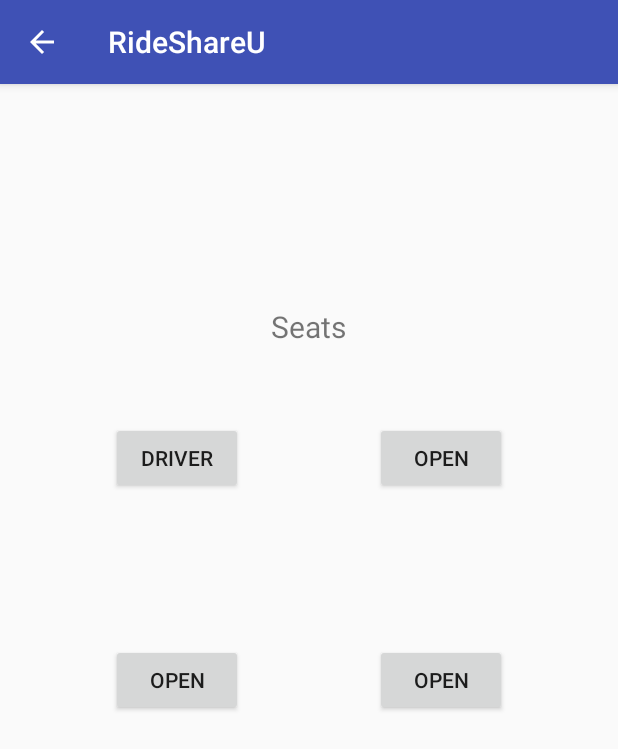
After one commit to JZHeadley/RideShareU, an Android app: the carSeats screen opened directly, with no data from a screen before it, on a phone screen of 412 x 824 dp. The commit adds this screen. Shown: the top 749 px of the screen. Run offline under Robolectric (Android 15) with nearby library versions, the phone set to English and light mode, and no system bars; 1 statement that could not run was skipped.

Commit message:
Added car_seats class, rideSearch class, and added total seats and button to dive list class

```diff
--- a/app/src/main/AndroidManifest.xml
+++ b/app/src/main/AndroidManifest.xml
@@ -36,6 +36,8 @@
                 android:name="android.support.PARENT_ACTIVITY"
                 android:value="com.jzheadley.rideshareu.MainActivity" />
         </activity>
+        <activity android:name=".rideSearch" />
+        <activity android:name=".carSeats"></activity>
     </application>
 
 </manifest>
--- /dev/null
+++ b/app/src/main/java/com/jzheadley/rideshareu/carSeats.java
@@ -0,0 +1,48 @@
+package com.jzheadley.rideshareu;
+
+import android.support.v7.app.AppCompatActivity;
+import android.os.Bundle;
+import android.support.v7.widget.Toolbar;
+import android.view.View;
+import android.widget.Button;
+import android.widget.LinearLayout;
+import android.widget.Toast;
+
+public class carSeats extends AppCompatActivity {
+
+    @Override
+    protected void onCreate(Bundle savedInstanceState) {
+        super.onCreate(savedInstanceState);
+        setContentView(R.layout.activity_car_seats);
+        Toolbar toolbar = (Toolbar) findViewById(R.id.toolbar);
+        setSupportActionBar(toolbar);
+        getSupportActionBar().setDisplayHomeAsUpEnabled(true);
+    }
+
+    public void numSeats(int seats)
+    {
+        if(seats == 5)
+        {
+            ((Button) findViewById(R.id.seat_2nd_row2)).setVisibility(View.VISIBLE);
+            ((Button) findViewById(R.id.seat_3rd_row1)).setVisibility(View.INVISIBLE);
+            ((Button) findViewById(R.id.seat_3rd_row2)).setVisibility(View.INVISIBLE);
+            ((Button) findViewById(R.id.seat_3rd_row3)).setVisibility(View.INVISIBLE);
+        }
+        else if(seats == 7)
+        {
+            ((Button) findViewById(R.id.seat_2nd_row2)).setVisibility(View.INVISIBLE);
+            ((Button) findViewById(R.id.seat_3rd_row1)).setVisibility(View.VISIBLE);
+            ((Button) findViewById(R.id.seat_3rd_row2)).setVisibility(View.VISIBLE);
+            ((Button) findViewById(R.id.seat_3rd_row3)).setVisibility(View.VISIBLE);
+        }
+        else if (seats == 8)
+        {
+            ((Button) findViewById(R.id.seat_2nd_row2)).setVisibility(View.VISIBLE);
+            ((Button) findViewById(R.id.seat_3rd_row1)).setVisibility(View.VISIBLE);
+            ((Button) findViewById(R.id.seat_3rd_row2)).setVisibility(View.VISIBLE);
+            ((Button) findViewById(R.id.seat_3rd_row3)).setVisibility(View.VISIBLE);
+        }
+        else
+            Toast.makeText(getApplicationContext(), "Get a less shitty car", Toast.LENGTH_LONG).show();
+    }
+}
--- /dev/null
+++ b/app/src/main/res/layout/activity_car_seats.xml
@@ -0,0 +1,193 @@
+<?xml version="1.0" encoding="utf-8"?>
+<LinearLayout xmlns:android="http://schemas.android.com/apk/res/android"
+    xmlns:tools="http://schemas.android.com/tools"
+    android:layout_width="match_parent"
+    android:layout_height="match_parent"
+    android:gravity="center_horizontal|center_vertical"
+    android:orientation="vertical"
+    android:paddingBottom="@dimen/activity_vertical_margin"
+    android:paddingLeft="@dimen/activity_horizontal_margin"
+    android:paddingRight="@dimen/activity_horizontal_margin"
+    android:paddingTop="@dimen/activity_vertical_margin"
+    tools:context="com.example.austin.myapplication.rideSearch">
+
+    <LinearLayout
+        android:layout_width="fill_parent"
+        android:layout_height="wrap_content"
+        android:layout_gravity="top"
+        android:orientation="vertical">
+
+        <TextView
+            android:layout_width="wrap_content"
+            android:layout_height="wrap_content"
+            android:layout_gravity="center_horizontal|top"
+            android:text="@string/seats"
+            android:textSize="20sp" />
+    </LinearLayout>
+
+    <LinearLayout
+        android:layout_width="wrap_content"
+        android:layout_height="wrap_content"
+        android:orientation="horizontal">
+        <!--Start of form-->
+        <LinearLayout
+            android:layout_width="0dp"
+            android:layout_height="wrap_content"
+            android:layout_weight="1"
+            android:orientation="vertical">
+
+            <LinearLayout
+                android:layout_width="wrap_content"
+                android:layout_height="wrap_content"
+                android:orientation="horizontal"
+                android:paddingBottom="50dp"
+                android:paddingTop="50dp">
+
+                <Button
+                    android:layout_width="wrap_content"
+                    android:layout_height="wrap_content"
+                    android:onClick="rideList"
+                    android:text="@string/driver"
+                    android:clickable="false"/>
+            </LinearLayout>
+
+            <LinearLayout
+                android:layout_width="wrap_content"
+                android:layout_height="wrap_content"
+                android:orientation="horizontal"
+                android:paddingBottom="50dp"
+                android:paddingTop="50dp">
+
+                <Button
+                    android:id="@+id/seat_2nd_row1"
+                    android:layout_width="fill_parent"
+                    android:layout_height="wrap_content"
+                    android:onClick="rideList"
+                    android:text="@string/open" />
+            </LinearLayout>
+
+            <LinearLayout
+                android:layout_width="wrap_content"
+                android:layout_height="wrap_content"
+                android:orientation="horizontal"
+                android:paddingBottom="50dp"
+                android:paddingTop="50dp">
+
+                <Button
+                    android:visibility="invisible"
+                    android:id="@+id/seat_3rd_row1"
+                    android:layout_width="fill_parent"
+                    android:layout_height="wrap_content"
+                    android:onClick="rideList"
+                    android:text="@string/open" />
+            </LinearLayout>
+        </LinearLayout>
+
+        <LinearLayout
+            android:layout_width="0dp"
+            android:layout_height="wrap_content"
+            android:layout_weight="1"
+            android:orientation="vertical">
+
+            <LinearLayout
+                android:layout_width="wrap_content"
+                android:layout_height="wrap_content"
+                android:orientation="horizontal"
+                android:paddingBottom="50dp"
+                android:paddingTop="50dp">
+
+                <Button
+                    android:visibility="invisible"
+                    android:layout_width="fill_parent"
+                    android:layout_height="wrap_content"
+                    android:onClick="rideList"
+                    android:text="@string/open" />
+            </LinearLayout>
+
+            <LinearLayout
+                android:layout_width="wrap_content"
+                android:layout_height="wrap_content"
+                android:orientation="horizontal"
+                android:paddingBottom="50dp"
+                android:paddingTop="50dp">
+
+                <Button
+                    android:visibility="invisible"
+                    android:id="@+id/seat_2nd_row2"
+                    android:layout_width="fill_parent"
+                    android:layout_height="wrap_content"
+                    android:onClick="rideList"
+                    android:text="@string/open" />
+            </LinearLayout>
+
+            <LinearLayout
+                android:layout_width="wrap_content"
+                android:layout_height="wrap_content"
+                android:orientation="horizontal"
+                android:paddingBottom="50dp"
+                android:paddingTop="50dp">
+
+                <Button
+                    android:visibility="invisible"
+                    android:id="@+id/seat_3rd_row2"
+                    android:layout_width="fill_parent"
+                    android:layout_height="wrap_content"
+                    android:onClick="rideList"
+                    android:text="@string/open" />
+            </LinearLayout>
+        </LinearLayout>
+
+        <LinearLayout
+            android:layout_width="0dp"
+            android:layout_height="wrap_content"
+            android:layout_weight="1"
+            android:orientation="vertical">
+
+            <LinearLayout
+                android:layout_width="wrap_content"
+                android:layout_height="wrap_content"
+                android:orientation="horizontal"
+                android:paddingBottom="50dp"
+                android:paddingTop="50dp">
+
+                <Button
+                    android:id="@+id/seat_passenger"
+                    android:layout_width="fill_parent"
+                    android:layout_height="wrap_content"
+                    android:onClick="rideList"
+                    android:text="@string/open" />
+            </LinearLayout>
+
+            <LinearLayout
+                android:layout_width="wrap_content"
+                android:layout_height="wrap_content"
+                android:orientation="horizontal"
+                android:paddingBottom="50dp"
+                android:paddingTop="50dp">
+
+                <Button
+                    android:id="@+id/seat_2nd_row3"
+                    android:layout_width="fill_parent"
+                    android:layout_height="wrap_content"
+                    android:onClick="rideList"
+                    android:text="@string/open" />
+            </LinearLayout>
+
+            <LinearLayout
+                android:layout_width="wrap_content"
+                android:layout_height="wrap_content"
+                android:orientation="horizontal"
+                android:paddingBottom="50dp"
+                android:paddingTop="50dp">
+
+                <Button
+                    android:visibility="invisible"
+                    android:id="@+id/seat_3rd_row3"
+                    android:layout_width="fill_parent"
+                    android:layout_height="wrap_content"
+                    android:onClick="rideList"
+                    android:text="@string/open" />
+            </LinearLayout>
+        </LinearLayout>
+    </LinearLayout>
+</LinearLayout>
--- a/app/src/main/res/values/strings.xml
+++ b/app/src/main/res/values/strings.xml
@@ -18,4 +18,12 @@
     <string name="timeSelect">Time:</string>
 
     <string name="returnDate">Return:</string>
+    <string name="money">Max. Cost</string>
+    <string name="search">Search For Rides</string>
+    <string name="seats">Seats</string>
+    <string name="open">Open</string>
+    <string name="taken">taken</string>
+    <string name="driver">Driver</string>
+    <string name="listTrip">List Trip</string>
+    <string name="totalSeats">Total seats</string>
 </resources>
```
Also changed, not shown: app/src/main/java/com/jzheadley/rideshareu/rideSearch.java (added, +22 -0 lines), app/src/main/res/layout/activity_ride_search.xml (added, +127 -0 lines), app/src/main/res/layout/content_driver_form.xml (+34 -0 lines).
